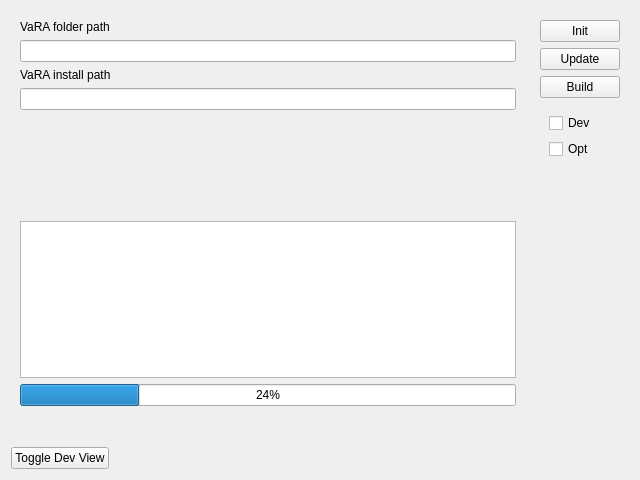
Old version of the form uicomponents/BuildMenu.ui in the repository se-sic/VaRA-Tool-Suite.
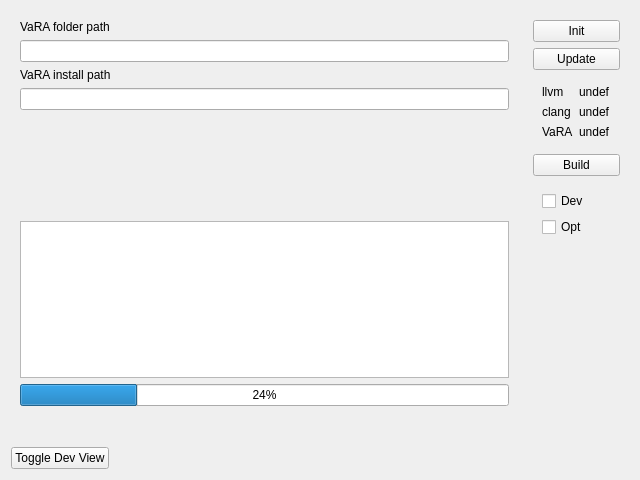
New version of the form.

Commit message: Added status checker to build setup

```diff
--- a/uicomponents/BuildMenu.ui
+++ b/uicomponents/BuildMenu.ui
@@ -125,6 +125,60 @@
         </property>
        </widget>
       </item>
+      <item>
+       <widget class="QWidget" name="widget_4" native="true">
+        <property name="sizePolicy">
+         <sizepolicy hsizetype="Preferred" vsizetype="Preferred">
+          <horstretch>0</horstretch>
+          <verstretch>0</verstretch>
+         </sizepolicy>
+        </property>
+        <layout class="QGridLayout" name="gridLayout_2">
+         <item row="0" column="0">
+          <widget class="QLabel" name="llvmLabel">
+           <property name="text">
+            <string>llvm</string>
+           </property>
+          </widget>
+         </item>
+         <item row="0" column="1">
+          <widget class="QLabel" name="llvmStatus">
+           <property name="text">
+            <string>undef</string>
+           </property>
+          </widget>
+         </item>
+         <item row="1" column="0">
+          <widget class="QLabel" name="clangLabel">
+           <property name="text">
+            <string>clang</string>
+           </property>
+          </widget>
+         </item>
+         <item row="1" column="1">
+          <widget class="QLabel" name="clangStatus">
+           <property name="text">
+            <string>undef</string>
+           </property>
+          </widget>
+         </item>
+         <item row="2" column="0">
+          <widget class="QLabel" name="varaLabel">
+           <property name="text">
+            <string>VaRA</string>
+           </property>
+          </widget>
+         </item>
+         <item row="2" column="1">
+          <widget class="QLabel" name="varaStatus">
+           <property name="text">
+            <string>undef</string>
+           </property>
+          </widget>
+         </item>
+        </layout>
+       </widget>
+      </item>
       <item>
        <widget class="QPushButton" name="buildButton">
         <property name="text">
```
The commit also changes 3 other files.
